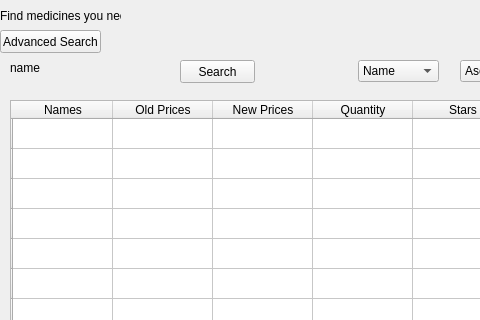
This is Medicine Guide.ui in UswaArif/Medicines-Guide-System as Qt 5 draws it before an edit; both pictures show x 0 to 480 and y 0 to 320 of the 800 by 600 pixel window. The edited form follows.
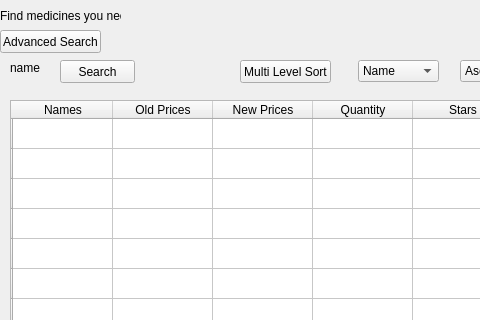
This is the edited form.

Commit message: Implemented Sorting and Multi Level Sorting in UI

```diff
--- a/Medicine Guide.ui
+++ b/Medicine Guide.ui
@@ -76,7 +76,7 @@
    <widget class="QPushButton" name="searchButton">
     <property name="geometry">
      <rect>
-      <x>180</x>
+      <x>60</x>
       <y>60</y>
       <width>75</width>
       <height>23</height>
@@ -458,6 +458,19 @@
      </property>
     </item>
    </widget>
+   <widget class="QPushButton" name="MultiLevelSort">
+    <property name="geometry">
+     <rect>
+      <x>240</x>
+      <y>60</y>
+      <width>91</width>
+      <height>23</height>
+     </rect>
+    </property>
+    <property name="text">
+     <string>Multi Level Sort</string>
+    </property>
+   </widget>
   </widget>
   <widget class="QMenuBar" name="menubar">
    <property name="geometry">
```
The commit also changes 19 other files.
